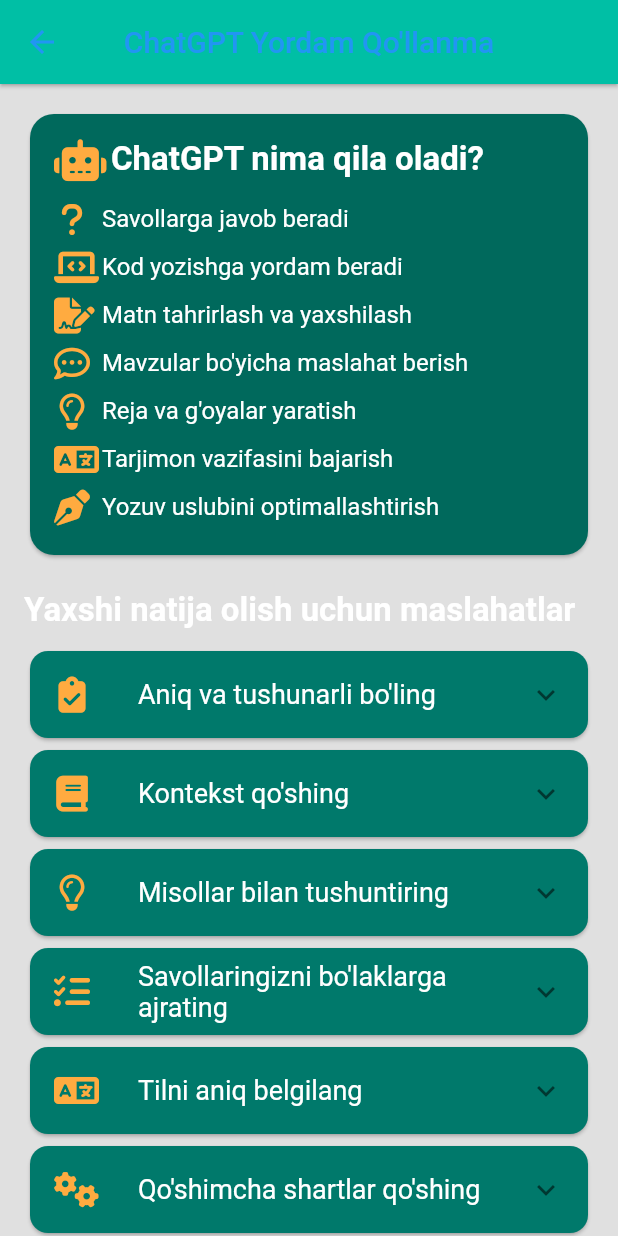
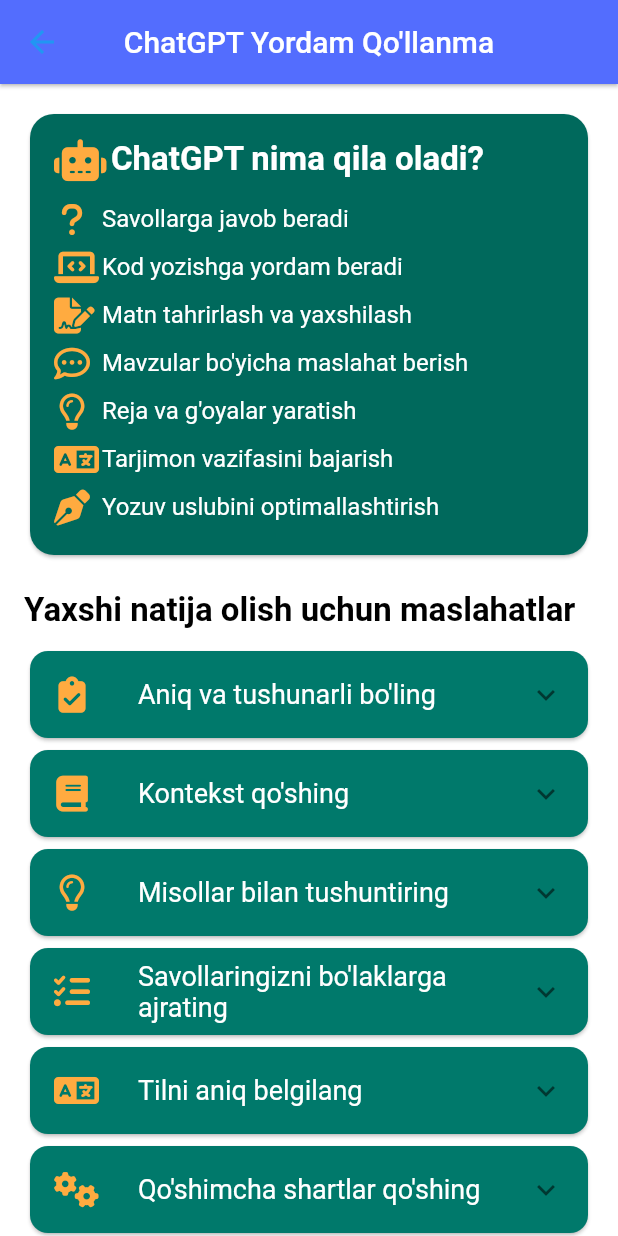
Before and after one commit to SaparbayevSarvarbek/ai, a Flutter app: the Question screen opened directly, on a phone screen of 412 x 824 dp. Run offline on Flutter 3.47's test engine with Material 3 defaults, Android fonts, the phone set to English and light mode, and no system bars; drawn by our look-alikes of flutter_animate; our stand-ins replace animate_do, animated_text_kit, appwrite, cached_network_image, expandable, font_awesome_flutter and 7 more; missing offline and left inert: dart_openai, easy_audience_network, image_gallery_saver_plus, translator_plus; accounts and stored records are empty; network calls fail; project files that could hold a hidden picture were left out.

Commit message:
update UI

```diff
--- a/lib/screen/feature/question.dart
+++ b/lib/screen/feature/question.dart
@@ -18,10 +18,11 @@ class _QuestionState extends State<Question> {
   @override
   Widget build(BuildContext context) {
     return Scaffold(
-      backgroundColor: Colors.black12,
+      backgroundColor: Colors.white,
       appBar: AppBar(
         title: Text("ChatGPT Yordam Qo'llanma"),
-        backgroundColor: Colors.tealAccent[700],
+        foregroundColor: Colors.white,
+        backgroundColor: Colors.indigoAccent,
       ),
       body: SingleChildScrollView(
         padding: EdgeInsets.all(16.0),
@@ -126,7 +127,7 @@ class _QuestionState extends State<Question> {
             style: TextStyle(
                 fontSize: 22,
                 fontWeight: FontWeight.bold,
-                color: Colors.white)),
+                color: Colors.black)),
         SizedBox(height: 10),
         ...List.generate(tips.length,
             (index) => _buildExpandableTip(index, tips[index], icons[index])),
```
Also changed, not shown: lib/main.dart (+33 -7 lines), lib/screen/feature/image_generator.dart (+27 -1 lines).
